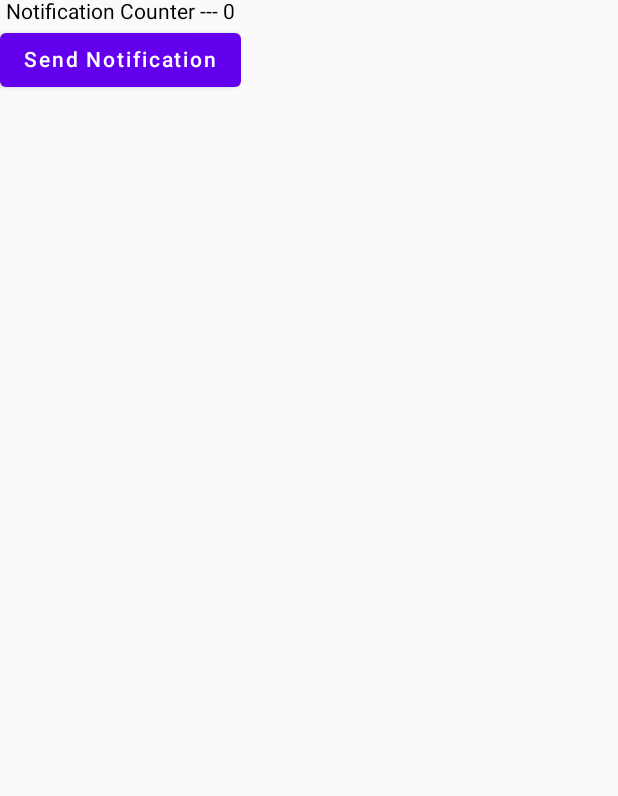
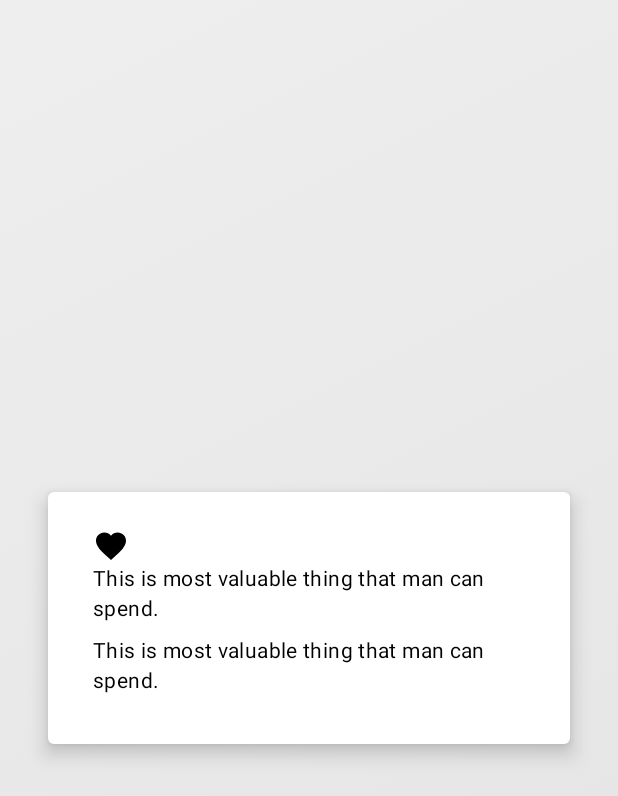
Before and after one commit to sup0808/Demo, an Android app built with Jetpack Compose: the screen it shows after launch (MainActivity), on a phone screen of 412 x 824 dp. Shown: the top 796 px of the screen. Run offline under Robolectric (Android 15) with nearby library versions, the phone set to English and light mode, and no system bars.

Commit message:
Jetpack Compose - Simple Quotes App + Layout Design & Demo

```diff
--- a/app/src/main/java/com/demo/demojetpackcompose/MainActivity.kt
+++ b/app/src/main/java/com/demo/demojetpackcompose/MainActivity.kt
@@ -15,74 +15,20 @@ import androidx.compose.runtime.remember
 
 import androidx.compose.ui.Alignment
 import androidx.compose.ui.tooling.preview.Preview
+import com.demo.demojetpackcompose.screens.QuoteDetails
+import com.demo.demojetpackcompose.screens.QuoteListItem
 
 class MainActivity : ComponentActivity() {
     override fun onCreate(savedInstanceState: Bundle?) {
         super.onCreate(savedInstanceState)
 
         setContent {
-            var count : MutableState<Int>  = remember {mutableStateOf(0)}
-        Column(verticalArrangement = Arrangement.Center,
-        horizontalAlignment = Alignment.CenterHorizontally) {
-            Tetsing(count)
-        }
+            Column() {
+                QuoteDetails()
+            }
 
         }
     }
 
-    @Composable
-    fun Tetsing(count: MutableState<Int>) {
-        var count : MutableState<Int>  = remember {mutableStateOf(0)}
-        Column(verticalArrangement = Arrangement.Center) {
-
-                Log.d("Tagged", " Log duriong intial compistion") }
-            Text(text ="Notification Counter --- "+count.value)
-            Button(onClick = {
-                count.value++;
-            }) {
-                Text(text ="Send Notification")
-                Log.d("Tagged", " Button click "+count.value)
-            }
-        }
-
-
-    }
-
-    @Composable
-    fun listViewItem(){
-        var count : MutableState<Int>  = remember {mutableStateOf(0)}
-
-        Row {
-            Column(verticalArrangement = Arrangement.Center) {
-
-                Log.d("Tagged", " Log duriong intial compistion") }
-            Text(text ="Notification Counter --- "+count.value.toString())
-            Button(onClick = {
-                count.value++;
-            }) {
-                Text(text ="Send Notification"+count.toString())
-                Log.d("Tagged", " Button click "+count.toString())
-            }
-        }
-        }
-
-
-
-    @Preview(showBackground = true, widthDp = 300, heightDp = 300)
-    @Composable
-    fun previewFunction() {
-        Column(
-
-
-            verticalArrangement = Arrangement.Center,
-            horizontalAlignment = Alignment.CenterHorizontally
-        ) {
-            Text("supriya")
-            Text("mdmcm")
-
-        }
-
-
-
 
 }
--- /dev/null
+++ b/app/src/main/java/com/demo/demojetpackcompose/screens/QuoteListItem.kt
@@ -0,0 +1,117 @@
+package com.demo.demojetpackcompose.screens
+
+import android.graphics.Paint.Style
+import androidx.compose.foundation.Image
+import androidx.compose.foundation.background
+import androidx.compose.foundation.layout.*
+import androidx.compose.material.Card
+import androidx.compose.material.MaterialTheme
+import androidx.compose.material.Text
+import androidx.compose.material.icons.Icons
+import androidx.compose.material.icons.filled.Check
+import androidx.compose.material.icons.filled.Close
+import androidx.compose.material.icons.filled.Favorite
+import androidx.compose.runtime.Composable
+import androidx.compose.ui.Alignment
+import androidx.compose.ui.Modifier
+import androidx.compose.ui.draw.rotate
+import androidx.compose.ui.graphics.Brush
+import androidx.compose.ui.graphics.Color
+import androidx.compose.ui.graphics.ColorFilter
+import androidx.compose.ui.res.painterResource
+import androidx.compose.ui.text.font.FontWeight
+import androidx.compose.ui.tooling.preview.Preview
+import androidx.compose.ui.unit.dp
+
+//@Preview
+@Composable
+fun QuoteListItem() {
+
+    Card(
+        elevation = 4.dp,
+        modifier = Modifier.padding(8.dp)
+    ) {
+        Row(modifier = Modifier.padding(16.dp)) {
+            Image(
+                imageVector = Icons.Filled.Close,
+                colorFilter = ColorFilter.tint(Color.White),
+                alignment = Alignment.TopStart,
+                contentDescription = "Quote Description",
+                modifier = Modifier
+                    .size(40.dp)
+                    .rotate(180F)
+                    .background(Color.Blue)
+
+            )
+            Spacer(modifier = Modifier.padding(8.dp))
+
+            Column(modifier = Modifier.weight(1f)) {
+                Text(
+                    text = "This is most valuable thing that man can spend.",
+                    style = MaterialTheme.typography.body2,
+                    modifier = Modifier.padding(0.dp, 0.dp, 0.dp, 8.dp)
+                )
+
+                Box(
+                    modifier = Modifier
+                        .background(Color(0xFFEEEEEE))
+                        .fillMaxWidth(.4f)
+                        .height(1.dp)
+                )
+                Text(
+                    text = "Supriya Gupta",
+                    style = MaterialTheme.typography.body2,
+                    fontWeight = FontWeight.SemiBold,
+                    modifier = Modifier.padding(0.dp, 0.dp, 0.dp, 8.dp)
+                )
+            }
+
+        }
+
+    }
+}
+
+@Preview
+@Composable
+fun QuoteDetails() {
+    Box(
+        contentAlignment = Alignment.Center,
+        modifier = Modifier
+            .fillMaxSize(1f)
+            .background(
+                Brush.linearGradient(
+                    colors = listOf(
+                        Color(0xFFEEEEEE),
+                        Color(0xFFE3E3E3)
+                    )
+                )
+            )
+    ) {
+        Card(
+            elevation = 8.dp,
+            modifier = Modifier.padding(32.dp)
+        ) {
+            Column(
+                verticalArrangement = Arrangement.Center,
+                modifier = Modifier.align(Alignment.Center)
+                    .padding(30.dp,24.dp)
+            ) {
+
+                Image(imageVector = Icons.Filled.Favorite, contentDescription = "Quote Details")
+                Text(
+                    text = "This is most valuable thing that man can spend.",
+                    style = MaterialTheme.typography.body2,
+                    modifier = Modifier.padding(0.dp, 0.dp, 0.dp, 8.dp)
+                )
+                Text(
+                    text = "This is most valuable thing that man can spend.",
+                    style = MaterialTheme.typography.body2,
+                    modifier = Modifier.padding(0.dp, 0.dp, 0.dp, 8.dp)
+                )
+
+            }
+        }
+
+    }
+
+}
```
Also changed, not shown: app/src/main/assets/quotes.json (added, +18 -0 lines).
